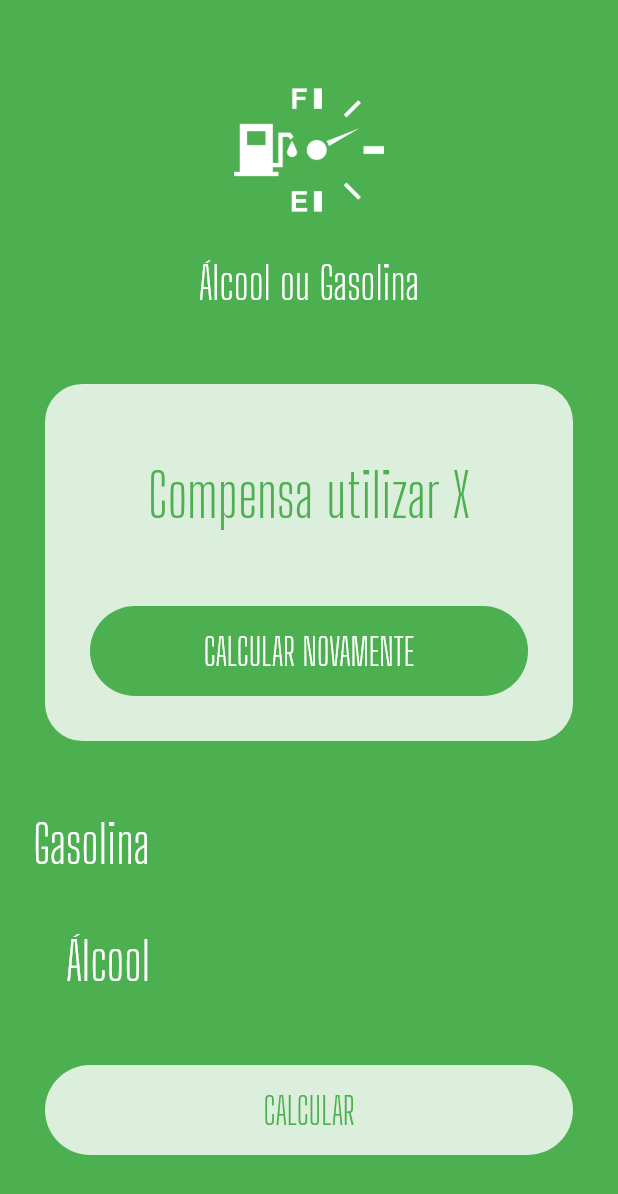
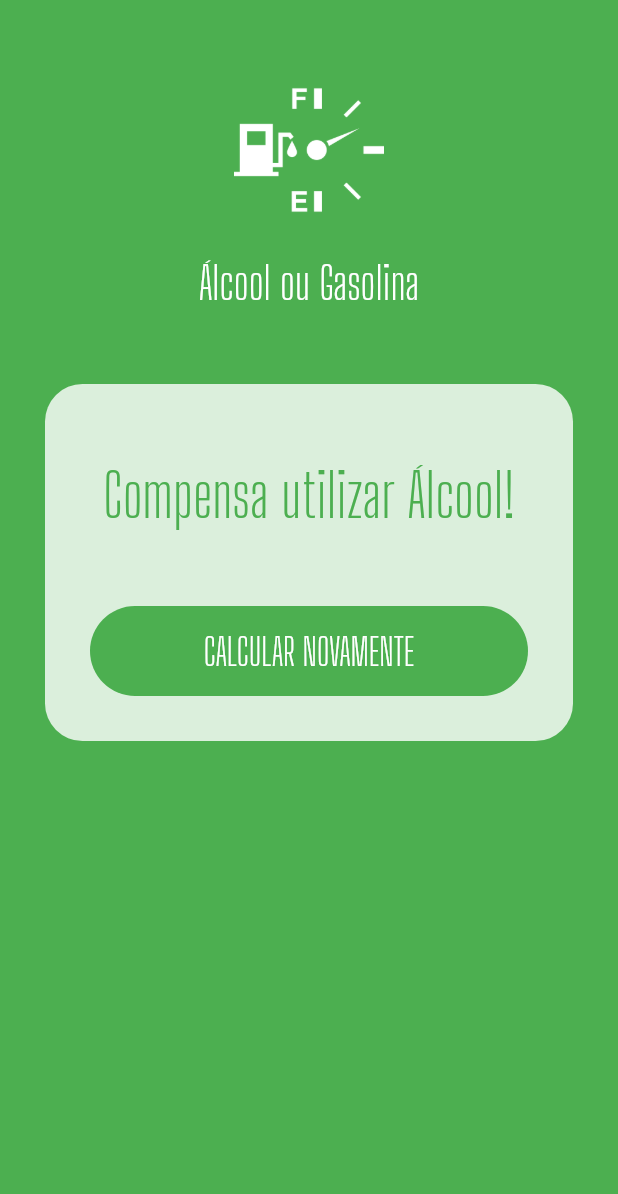
Before and after one commit to maiconcosta/aog, a Flutter app: the screen it shows after launch, after a tap on "CALCULAR", on a phone screen of 412 x 824 dp. Shown: the top 1194 px of the screen. Run offline on Flutter 3.47's test engine with Material 2 defaults, Android fonts, the phone set to English and light mode, and no system bars; our stand-ins replace brasil_fields.

Commit message:
created home page and calculation and reset functions

```diff
--- a/lib/main.dart
+++ b/lib/main.dart
@@ -1,8 +1,6 @@
-import 'package:aog/widgets/input.widget.dart';
-import 'package:aog/widgets/loading-button.widget.dart';
-import 'package:aog/widgets/logo.widget.dart';
-import 'package:aog/widgets/success.widget.dart';
 import 'package:flutter/material.dart';
+
+import 'pages/home.page.dart';
 
 void main() {
   runApp(const MyApp());
@@ -23,26 +21,3 @@ class MyApp extends StatelessWidget {
     );
   }
 }
-
-class HomePage extends StatelessWidget {
-  const HomePage({Key? key}) : super(key: key);
-
-  @override
-  Widget build(BuildContext context) {
-    return Scaffold(
-        backgroundColor: Theme.of(context).primaryColor,
-        body: ListView(
-          children: <Widget>[
-            const Logo(),
-            Success(
-              result: 'Compensa utilizar X',
-              reset: () {},
-            ),
-            const Input(label: "Gasolina"),
-            const Input(label: "Álcool"),
-            LoadingButton(
-                busy: false, invert: false, text: 'CALCULAR', func: () {})
-          ],
-        ));
-  }
-}
--- /dev/null
+++ b/lib/pages/home.page.dart
@@ -0,0 +1,80 @@
+import 'package:aog/widgets/logo.widget.dart';
+import 'package:aog/widgets/submit-form.dart';
+import 'package:aog/widgets/success.widget.dart';
+import 'package:flutter/material.dart';
+
+class HomePage extends StatefulWidget {
+  const HomePage({Key? key}) : super(key: key);
+
+  @override
+  State<HomePage> createState() => _HomePageState();
+}
+
+class _HomePageState extends State<HomePage> {
+  var _busy = false;
+  var _completed = false;
+  var _resultText = "Compensa utilizar álcool";
+
+  TextEditingController _gasCtrl = TextEditingController(text: 'R\$ 0,00');
+
+  TextEditingController _alcCtrl = TextEditingController(text: 'R\$ 0,00');
+
+  @override
+  Widget build(BuildContext context) {
+    return Scaffold(
+        backgroundColor: Theme.of(context).primaryColor,
+        body: ListView(
+          children: <Widget>[
+            const Logo(),
+            _completed
+                ? Success(
+                    result: _resultText,
+                    reset: reset,
+                  )
+                : SubmitForm(
+                    busy: _busy,
+                    submitFunc: calculate,
+                    alcCtrl: _alcCtrl,
+                    gasCtrl: _gasCtrl,
+                  ),
+          ],
+        ));
+  }
+
+  Future calculate() {
+    double alc =
+        double.parse(_alcCtrl.text.replaceAll(RegExp(r'[R$ ,.]'), '')) / 100;
+
+    double gas =
+        double.parse(_gasCtrl.text.replaceAll(RegExp(r'[R$ ,.]'), '')) / 100;
+
+    double res = alc / gas;
+
+    setState(() {
+      _completed = false;
+      _busy = true;
+    });
+
+    return Future.delayed(const Duration(seconds: 1), () {
+      setState(() {
+        if (res >= 0.7) {
+          _resultText = "Compensa utilizar Gasolina!";
+        } else {
+          _resultText = "Compensa utilizar Álcool!";
+        }
+
+        _completed = true;
+        _busy = false;
+      });
+    });
+  }
+
+  reset() {
+    setState(() {
+      _alcCtrl = TextEditingController(text: 'R\$ 0,00');
+      _gasCtrl = TextEditingController(text: 'R\$ 0,00');
+      _completed = false;
+      _busy = false;
+    });
+  }
+}
--- a/lib/widgets/submit-form.dart
+++ b/lib/widgets/submit-form.dart
@@ -1,3 +1,5 @@
+// ignore_for_file: file_names
+
 import 'package:flutter/material.dart';
 import 'package:aog/widgets/input.widget.dart';
 import 'package:aog/widgets/loading-button.widget.dart';
```
